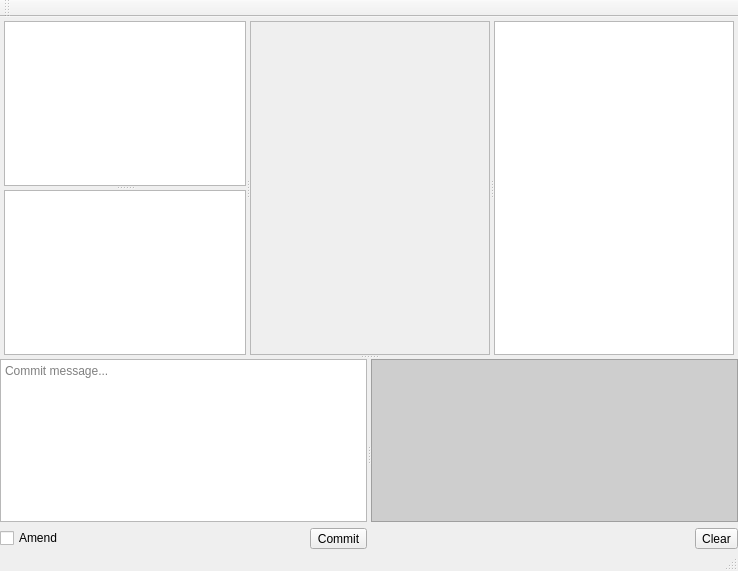
Before: the Qt Designer form mainwindow.ui in CJayM/GitKeeper, drawn with Qt 5.
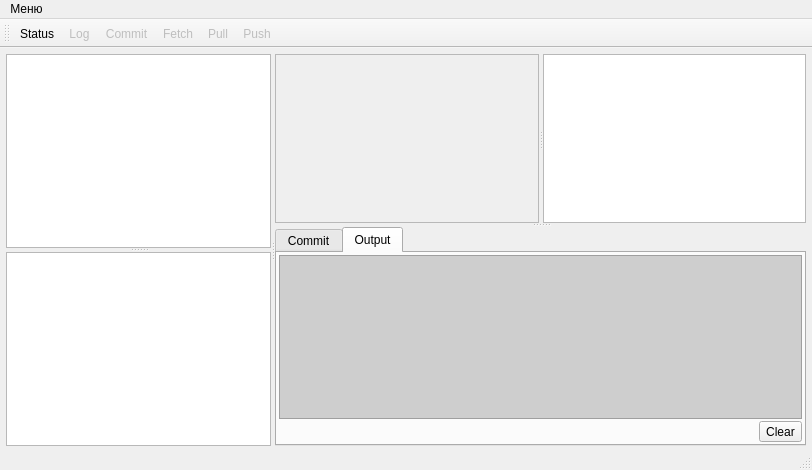
After: the same form once the commit is applied. The open tabs and pages were chosen to show the change.

Commit message: Подправлен UI

```diff
--- a/mainwindow.ui
+++ b/mainwindow.ui
@@ -6,47 +6,31 @@
    <rect>
     <x>0</x>
     <y>0</y>
-    <width>738</width>
-    <height>571</height>
+    <width>812</width>
+    <height>470</height>
    </rect>
   </property>
   <property name="windowTitle">
    <string>GitKeeper</string>
   </property>
   <widget class="QWidget" name="centralwidget">
-   <layout class="QVBoxLayout" name="verticalLayout">
+   <layout class="QVBoxLayout" name="verticalLayout_3">
     <property name="spacing">
-     <number>0</number>
+     <number>2</number>
     </property>
     <property name="leftMargin">
-     <number>0</number>
+     <number>2</number>
     </property>
     <property name="topMargin">
-     <number>0</number>
+     <number>2</number>
     </property>
     <property name="rightMargin">
-     <number>0</number>
+     <number>2</number>
     </property>
     <property name="bottomMargin">
-     <number>0</number>
+     <number>2</number>
     </property>
     <item>
-     <widget class="QSplitter" name="splitter">
-      <property name="frameShape">
-       <enum>QFrame::NoFrame</enum>
-      </property>
-      <property name="frameShadow">
-       <enum>QFrame::Plain</enum>
-      </property>
-      <property name="lineWidth">
-       <number>2</number>
-      </property>
-      <property name="orientation">
-       <enum>Qt::Vertical</enum>
-      </property>
-      <property name="handleWidth">
-       <number>4</number>
-      </property>
       <widget class="QWidget" name="widget" native="true">
        <layout class="QVBoxLayout" name="verticalLayout_2">
         <property name="spacing">
@@ -142,23 +126,12 @@
            </layout>
           </widget>
           <widget class="QWidget" name="widget_4" native="true">
-           <layout class="QVBoxLayout" name="verticalLayout_5">
-            <property name="spacing">
-             <number>0</number>
-            </property>
-            <property name="leftMargin">
-             <number>0</number>
-            </property>
-            <property name="topMargin">
-             <number>0</number>
-            </property>
-            <property name="rightMargin">
-             <number>0</number>
-            </property>
-            <property name="bottomMargin">
-             <number>0</number>
-            </property>
+          <layout class="QVBoxLayout" name="verticalLayout">
             <item>
+            <widget class="QSplitter" name="splitter">
+             <property name="orientation">
+              <enum>Qt::Vertical</enum>
+             </property>
              <widget class="QSplitter" name="splitter_3">
               <property name="orientation">
                <enum>Qt::Horizontal</enum>
@@ -180,37 +153,30 @@
                </property>
               </widget>
              </widget>
-            </item>
-           </layout>
-          </widget>
-         </widget>
-        </item>
-       </layout>
-      </widget>
-      <widget class="QWidget" name="widget_2" native="true">
-       <layout class="QVBoxLayout" name="verticalLayout_3">
+             <widget class="QTabWidget" name="tabWidget">
+              <property name="currentIndex">
+               <number>0</number>
+              </property>
+              <widget class="QWidget" name="tabWidgetPage1">
+               <attribute name="title">
+                <string>Commit</string>
+               </attribute>
+               <layout class="QVBoxLayout" name="verticalLayout_5" stretch="1,0">
         <property name="spacing">
-         <number>0</number>
+                 <number>2</number>
         </property>
         <property name="leftMargin">
-         <number>0</number>
+                 <number>2</number>
         </property>
         <property name="topMargin">
-         <number>0</number>
+                 <number>2</number>
         </property>
         <property name="rightMargin">
-         <number>0</number>
+                 <number>2</number>
         </property>
         <property name="bottomMargin">
-         <number>0</number>
-        </property>
-        <item>
-         <widget class="QSplitter" name="splitter_5">
-          <property name="orientation">
-           <enum>Qt::Horizontal</enum>
-          </property>
-          <widget class="QWidget" name="verticalLayoutWidget">
-           <layout class="QVBoxLayout" name="verticalLayout_6">
+                 <number>2</number>
+                </property>
             <item>
              <widget class="QTextEdit" name="commitMessageEdit">
               <property name="acceptRichText">
@@ -241,8 +207,26 @@
             </item>
            </layout>
           </widget>
-          <widget class="QWidget" name="layoutWidget">
-           <layout class="QVBoxLayout" name="verticalLayout_7">
+              <widget class="QWidget" name="tab">
+               <attribute name="title">
+                <string>Output</string>
+               </attribute>
+               <layout class="QVBoxLayout" name="verticalLayout" stretch="1,0">
+                <property name="spacing">
+                 <number>2</number>
+                </property>
+                <property name="leftMargin">
+                 <number>2</number>
+                </property>
+                <property name="topMargin">
+                 <number>2</number>
+                </property>
+                <property name="rightMargin">
+                 <number>2</number>
+                </property>
+                <property name="bottomMargin">
+                 <number>2</number>
+                </property>
             <item>
              <widget class="QTextEdit" name="logMessage">
               <property name="enabled">
@@ -260,7 +244,7 @@
              </widget>
             </item>
             <item>
-             <layout class="QHBoxLayout" name="horizontalLayout_2" stretch="0,0">
+                 <layout class="QHBoxLayout" name="horizontalLayout_2">
               <item>
                <spacer name="horizontalSpacer">
                 <property name="orientation">
@@ -286,9 +270,13 @@
            </layout>
           </widget>
          </widget>
+            </widget>
         </item>
        </layout>
       </widget>
+        </widget>
+       </item>
+      </layout>
      </widget>
     </item>
    </layout>
@@ -298,10 +286,22 @@
     <rect>
      <x>0</x>
      <y>0</y>
-     <width>738</width>
-     <height>26</height>
+     <width>812</width>
+     <height>21</height>
     </rect>
    </property>
+   <widget class="QMenu" name="menu">
+    <property name="title">
+     <string>Меню</string>
+    </property>
+    <addaction name="action"/>
+    <addaction name="action_5"/>
+    <addaction name="action_6"/>
+    <addaction name="separator"/>
+    <addaction name="action_3"/>
+    <addaction name="action_4"/>
+   </widget>
+   <addaction name="menu"/>
   </widget>
   <widget class="QStatusBar" name="statusbar"/>
   <widget class="QToolBar" name="toolBar">
@@ -314,7 +314,86 @@
    <attribute name="toolBarBreak">
     <bool>false</bool>
    </attribute>
+   <addaction name="actionStatus"/>
+   <addaction name="actionLog"/>
+   <addaction name="actionCommit"/>
+   <addaction name="actionFetch"/>
+   <addaction name="actionPull"/>
+   <addaction name="actionPush"/>
   </widget>
+  <action name="actionStatus">
+   <property name="enabled">
+    <bool>true</bool>
+   </property>
+   <property name="text">
+    <string>Status</string>
+   </property>
+  </action>
+  <action name="actionLog">
+   <property name="enabled">
+    <bool>false</bool>
+   </property>
+   <property name="text">
+    <string>Log</string>
+   </property>
+  </action>
+  <action name="actionCommit">
+   <property name="enabled">
+    <bool>false</bool>
+   </property>
+   <property name="text">
+    <string>Commit</string>
+   </property>
+  </action>
+  <action name="actionFetch">
+   <property name="enabled">
+    <bool>false</bool>
+   </property>
+   <property name="text">
+    <string>Fetch</string>
+   </property>
+  </action>
+  <action name="actionPull">
+   <property name="enabled">
+    <bool>false</bool>
+   </property>
+   <property name="text">
+    <string>Pull</string>
+   </property>
+  </action>
+  <action name="actionPush">
+   <property name="enabled">
+    <bool>false</bool>
+   </property>
+   <property name="text">
+    <string>Push</string>
+   </property>
+  </action>
+  <action name="action">
+   <property name="text">
+    <string>Создать</string>
+   </property>
+  </action>
+  <action name="action_3">
+   <property name="text">
+    <string>Настройки</string>
+   </property>
+  </action>
+  <action name="action_4">
+   <property name="text">
+    <string>Выход</string>
+   </property>
+  </action>
+  <action name="action_5">
+   <property name="text">
+    <string>Открыть</string>
+   </property>
+  </action>
+  <action name="action_6">
+   <property name="text">
+    <string>Клонировать</string>
+   </property>
+  </action>
  </widget>
  <resources/>
  <connections/>
```
Lines whose indentation alone changed are shown as unchanged. The commit also changes 4 other files.
